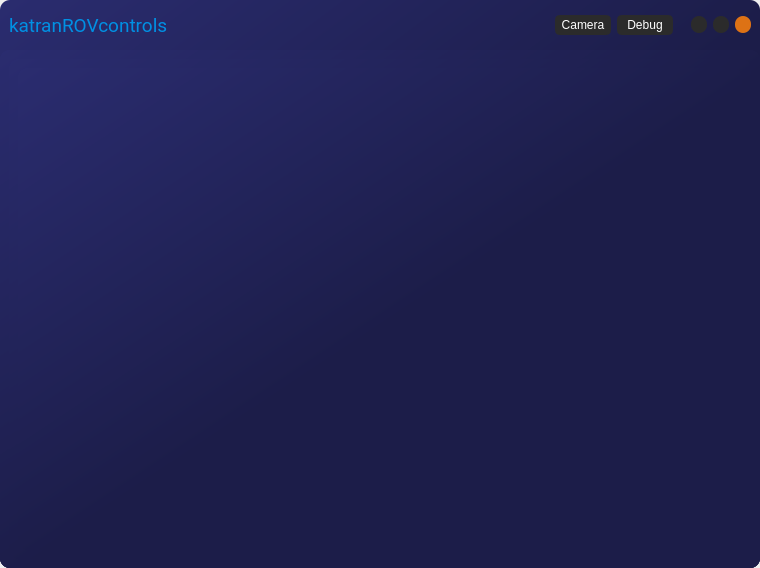
Old version of the form ui_main.ui in the repository kirillparaev/katranROVcontrol.
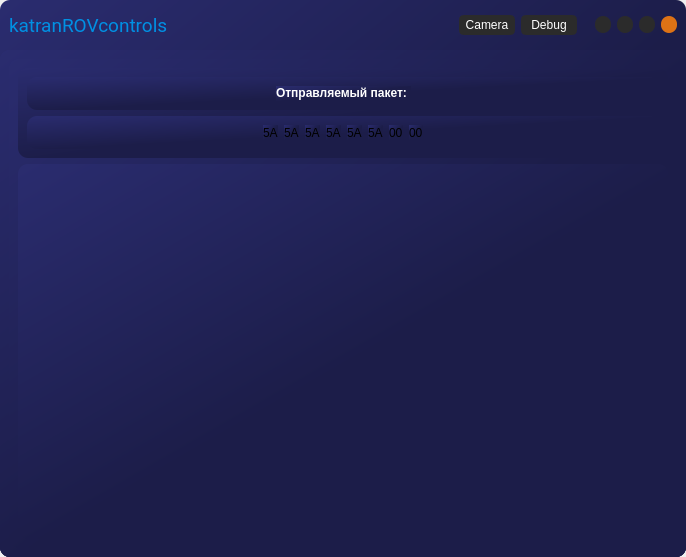
New version of the form. The open tabs and pages were chosen to show the change. Icons and pictures are not drawn.

Commit message: v0.1.1 - fixed window control buttons

Patch:
```diff
--- a/ui_main.ui
+++ b/ui_main.ui
@@ -6,8 +6,8 @@
    <rect>
     <x>0</x>
     <y>0</y>
-    <width>760</width>
-    <height>568</height>
+    <width>686</width>
+    <height>557</height>
    </rect>
   </property>
   <property name="minimumSize">
@@ -311,6 +311,45 @@
                </property>
               </widget>
              </item>
+             <item>
+              <widget class="QPushButton" name="btn_restore">
+               <property name="minimumSize">
+                <size>
+                 <width>16</width>
+                 <height>16</height>
+                </size>
+               </property>
+               <property name="maximumSize">
+                <size>
+                 <width>17</width>
+                 <height>17</height>
+                </size>
+               </property>
+               <property name="font">
+                <font>
+                 <family>Wingdings</family>
+                </font>
+               </property>
+               <property name="toolTip">
+                <string>Maximize</string>
+               </property>
+               <property name="styleSheet">
+                <string notr="true">QPushButton {
+	background-position: center;
+	background-image: url(:/icons/icons/icon_maximize.png);
+	border: none;
+	border-radius: 8px;	
+	background-color: rgb(43, 43, 43);
+}
+QPushButton:hover {	
+	background-color: rgb(91, 91, 91);
+}</string>
+               </property>
+               <property name="text">
+                <string/>
+               </property>
+              </widget>
+             </item>
              <item>
               <widget class="QPushButton" name="btn_close">
                <property name="minimumSize">
@@ -480,12 +519,220 @@
                 <property name="frameShadow">
                  <enum>QFrame::Raised</enum>
                 </property>
-                <layout class="QVBoxLayout" name="verticalLayout_9">
+                <layout class="QVBoxLayout" name="verticalLayout_3">
+                 <item>
+                  <widget class="QFrame" name="frame_13">
+                   <property name="minimumSize">
+                    <size>
+                     <width>0</width>
+                     <height>0</height>
+                    </size>
+                   </property>
+                   <property name="maximumSize">
+                    <size>
+                     <width>16777215</width>
+                     <height>90</height>
+                    </size>
+                   </property>
+                   <property name="frameShape">
+                    <enum>QFrame::StyledPanel</enum>
+                   </property>
+                   <property name="frameShadow">
+                    <enum>QFrame::Raised</enum>
+                   </property>
+                   <layout class="QVBoxLayout" name="verticalLayout_9">
+                    <item>
+                     <widget class="QFrame" name="frame_14">
+                      <property name="minimumSize">
+                       <size>
+                        <width>0</width>
+                        <height>0</height>
+                       </size>
+                      </property>
+                      <property name="maximumSize">
+                       <size>
+                        <width>16777215</width>
+                        <height>40</height>
+                       </size>
+                      </property>
+                      <property name="frameShape">
+                       <enum>QFrame::StyledPanel</enum>
+                      </property>
+                      <property name="frameShadow">
+                       <enum>QFrame::Raised</enum>
+                      </property>
+                      <layout class="QHBoxLayout" name="horizontalLayout_13">
+                       <item>
+                        <spacer name="horizontalSpacer_14">
+                         <property name="orientation">
+                          <enum>Qt::Horizontal</enum>
+                         </property>
+                         <property name="sizeHint" stdset="0">
+                          <size>
+                           <width>40</width>
+                           <height>20</height>
+                          </size>
+                         </property>
+                        </spacer>
+                       </item>
+                       <item>
+                        <widget class="QLabel" name="labelSendingPacket_2">
+                         <property name="font">
+                          <font>
+                           <pointsize>9</pointsize>
+                           <bold>true</bold>
+                          </font>
+                         </property>
+                         <property name="styleSheet">
+                          <string notr="true">color: rgb(255, 255, 255);</string>
+                         </property>
+                         <property name="text">
+                          <string>Отправляемый пакет: </string>
+                         </property>
+                         <property name="alignment">
+                          <set>Qt::AlignLeading|Qt::AlignLeft|Qt::AlignTop</set>
+                         </property>
+                        </widget>
+                       </item>
+                       <item>
+                        <spacer name="horizontalSpacer_15">
+                         <property name="orientation">
+                          <enum>Qt::Horizontal</enum>
+                         </property>
+                         <property name="sizeHint" stdset="0">
+                          <size>
+                           <width>40</width>
+                           <height>20</height>
+                          </size>
+                         </property>
+                        </spacer>
+                       </item>
+                      </layout>
+                     </widget>
+                    </item>
+                    <item>
+                     <widget class="QFrame" name="frame_15">
+                      <property name="maximumSize">
+                       <size>
+                        <width>16777215</width>
+                        <height>50</height>
+                       </size>
+                      </property>
+                      <property name="frameShape">
+                       <enum>QFrame::StyledPanel</enum>
+                      </property>
+                      <property name="frameShadow">
+                       <enum>QFrame::Raised</enum>
+                      </property>
+                      <layout class="QHBoxLayout" name="horizontalLayout_14">
+                       <item>
+                        <spacer name="horizontalSpacer_16">
+                         <property name="orientation">
+                          <enum>Qt::Horizontal</enum>
+                         </property>
+                         <property name="sizeHint" stdset="0">
+                          <size>
+                           <width>40</width>
+                           <height>20</height>
+                          </size>
+                         </property>
+                        </spacer>
+                       </item>
+                       <item>
+                        <widget class="QLabel" name="packet_1st_byte_2">
+                         <property name="text">
+                          <string>5A</string>
+                         </property>
+                        </widget>
+                       </item>
+                       <item>
+                        <widget class="QLabel" name="packet_2nd_byte_2">
+                         <property name="text">
+                          <string>5A</string>
+                         </property>
+                        </widget>
+                       </item>
+                       <item>
+                        <widget class="QLabel" name="packet_3rd_byte_2">
+                         <property name="text">
+                          <string>5A</string>
+                         </property>
+                        </widget>
+                       </item>
+                       <item>
+                        <widget class="QLabel" name="packet_4th_byte_2">
+                         <property name="text">
+                          <string>5A</string>
+                         </property>
+                        </widget>
+                       </item>
+                       <item>
+                        <widget class="QLabel" name="packet_5th_byte_2">
+                         <property name="text">
+                          <string>5A</string>
+                         </property>
+                        </widget>
+                       </item>
+                       <item>
+                        <widget class="QLabel" name="packet_6th_byte_2">
+                         <property name="text">
+                          <string>5A</string>
+                         </property>
+                        </widget>
+                       </item>
+                       <item>
+                        <widget class="QLabel" name="label_Servo1Packet_2">
+                         <property name="text">
+                          <string>00</string>
+                         </property>
+                        </widget>
+                       </item>
+                       <item>
+                        <widget class="QLabel" name="label_Servo2Packet_2">
+                         <property name="text">
+                          <string>00</string>
+                         </property>
+                        </widget>
+                       </item>
+                       <item>
+                        <spacer name="horizontalSpacer_17">
+                         <property name="orientation">
+                          <enum>Qt::Horizontal</enum>
+                         </property>
+                         <property name="sizeHint" stdset="0">
+                          <size>
+                           <width>40</width>
+                           <height>20</height>
+                          </size>
+                         </property>
+                        </spacer>
+                       </item>
+                      </layout>
+                     </widget>
+                    </item>
+                   </layout>
+                  </widget>
+                 </item>
                  <item>
                   <widget class="QLabel" name="FeedLabel">
+                   <property name="sizePolicy">
+                    <sizepolicy hsizetype="Expanding" vsizetype="Expanding">
+                     <horstretch>0</horstretch>
+                     <verstretch>0</verstretch>
+                    </sizepolicy>
+                   </property>
                    <property name="text">
                     <string/>
                    </property>
+                   <property name="scaledContents">
+                    <bool>true</bool>
+                   </property>
+                   <property name="alignment">
+                    <set>Qt::AlignCenter</set>
+                   </property>
+                   <property name="wordWrap">
+                    <bool>false</bool>
+                   </property>
                   </widget>
                  </item>
                 </layout>
```
Left out of the diff: 53 changed lines with no effect on the pictures. The commit also changes 7 other files.
